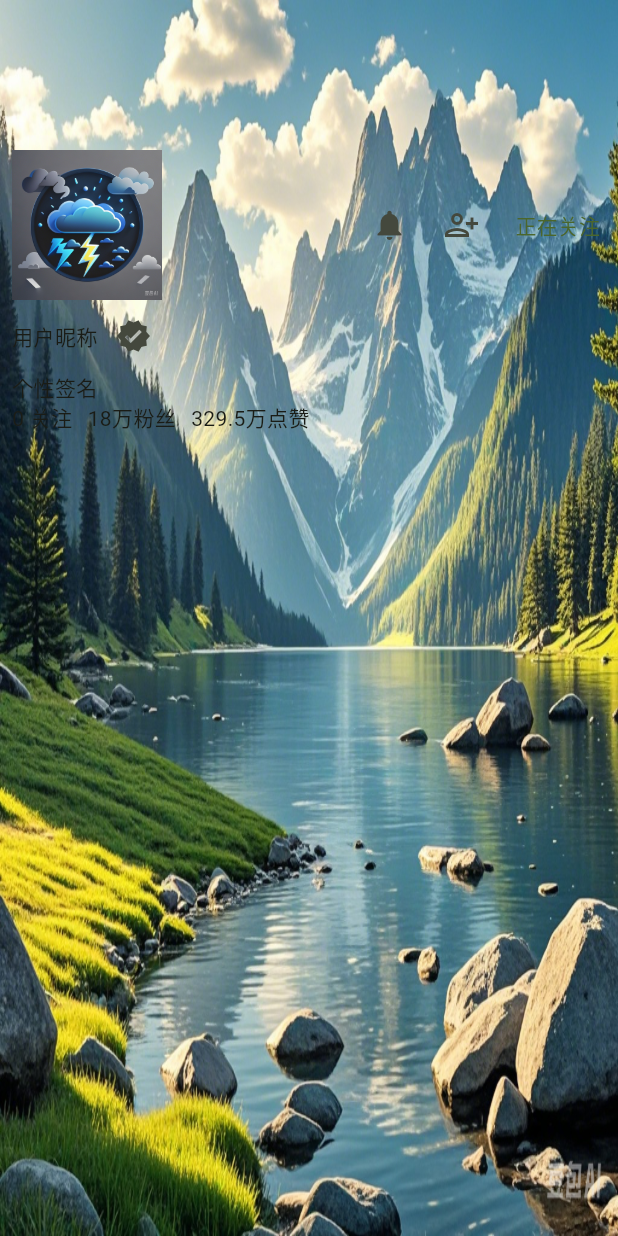
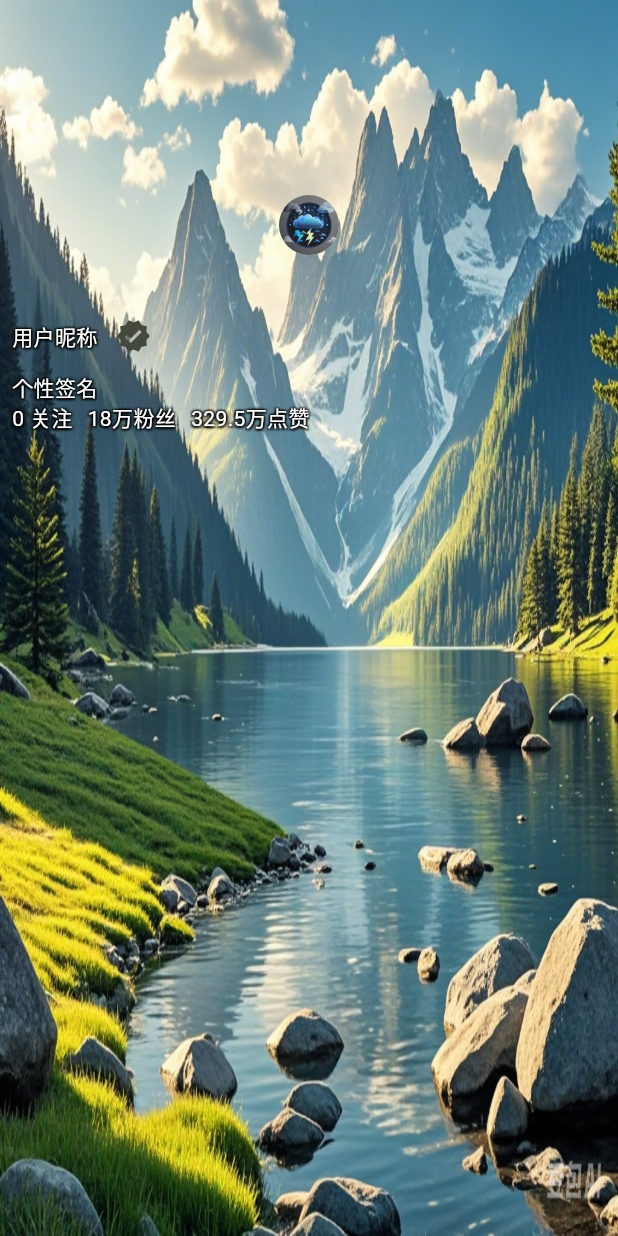
Before and after one commit to dsencheng/dsen_home_flutter_app, a Flutter app: the PersonalPageHeader widget shown alone on an empty page, opened directly, on a phone screen of 412 x 824 dp. Run offline on Flutter 3.47's test engine with Material 3 defaults, Android fonts, the light colour scheme and no system bars; our stand-ins replace flutter_spinkit, get, logger, shared_preferences, video_player, waterfall_flow; accounts and stored records are empty; network calls fail.

Commit message:
更新代码

```diff
--- a/lib/getxdemo/demo_list.dart
+++ b/lib/getxdemo/demo_list.dart
@@ -1,6 +1,6 @@
 import 'package:DsenHome/getxdemo/animation01.dart';
 import 'package:DsenHome/pages/chat_page.dart';
-import 'package:DsenHome/pages/personal_page.dart';
+import 'package:DsenHome/pages/personal/personal_page.dart';
 import 'package:flutter/material.dart';
 import 'package:get/get.dart';
 
--- a/lib/pages/personal/personal_page_header.dart
+++ b/lib/pages/personal/personal_page_header.dart
@@ -1,12 +1,16 @@
 import 'package:flutter/material.dart';
+import 'package:get/get.dart';
 
 import '../../utils/random_utils.dart';
 
 class PersonalPageHeader extends StatefulWidget {
-  PersonalPageHeader({super.key, this.offset = 0, required this.maxExtent});
+  PersonalPageHeader(
+      {super.key, this.offset = 0, required this.maxExtent, this.back = false});
 
   double offset;
   double maxExtent;
+
+  bool back;
 
   @override
   State<PersonalPageHeader> createState() => _PersonalPageHeaderState();
@@ -22,23 +26,46 @@ class _PersonalPageHeaderState extends State<PersonalPageHeader> {
       child: Stack(
         fit: StackFit.expand,
         children: [
-          Image.asset("images/background.png", fit: BoxFit.fill,),
+          Image.asset(
+            "images/background.png",
+            fit: BoxFit.fill,
+          ),
           Column(
             children: [
-            SizedBox(height: 100,),
+              SizedBox(
+                height: 100,
+              ),
               // Image.asset("images/background.png", fit: BoxFit.fill,height: 100, width: MediaQuery.of(context).size.width),
+              SizedBox(
+                height: 100,
+                child: Center(
+                  child: CircleAvatar(
+                    radius: (radius * _persentage()).clamp(20, radius),
+                    foregroundImage: AssetImage(
+                      "images/storm.png",
+                    ),
+                  ),
+                ),
+              ),
+              // Row(children: [
+              //   IconButton(
+              //             onPressed: () {}, icon: Icon(Icons.notifications, color: Colors.white,)),
+              //         IconButton(
+              //             onPressed: () {}, icon: Icon(Icons.person_add_alt, color: Colors.white)),
+              //         TextButton(onPressed: () {}, child: Text("正在关注"))
+              // ],),
               Padding(
-              padding: const EdgeInsets.only(left:  8.0),
+                padding: const EdgeInsets.only(left: 8.0),
                 child: Row(
                   children: [
-                  CircleAvatar(
-                    radius: (radius * _persentage()).clamp(20, radius),
-                    child: Image.asset("images/storm.png",),
+                    Text(
+                      "用户昵称",
+                      style: TextStyle(
+                        color: Colors.white,
+                        shadows: _shadows,
                       ),
-                  Spacer(),
-                  IconButton(onPressed: (){}, icon: Icon(Icons.notifications)),
-                  IconButton(onPressed: (){}, icon: Icon(Icons.person_add_alt)),
-                  TextButton(onPressed: (){}, child: Text("正在关注"))
+                    ),
+                    IconButton(onPressed: () {}, icon: Icon(Icons.verified)),
                   ],
                 ),
               ),
@@ -46,8 +73,11 @@ class _PersonalPageHeaderState extends State<PersonalPageHeader> {
                 padding: const EdgeInsets.only(left: 8.0),
                 child: Row(
                   children: [
-                  Text("用户昵称"),
-                  IconButton(onPressed: (){}, icon: Icon(Icons.verified)),
+                    Text(
+                      "个性签名",
+                      style: TextStyle(color: Colors.white,
+                      shadows: _shadows,),
+                    ),
                   ],
                 ),
               ),
@@ -55,29 +85,77 @@ class _PersonalPageHeaderState extends State<PersonalPageHeader> {
                 padding: const EdgeInsets.only(left: 8.0),
                 child: Row(
                   children: [
-                  Text("个性签名"),
-                ],
+                    Text(
+                      "0 关注",
+                      style: TextStyle(color: Colors.white,
+                      shadows: _shadows,),
                     ),
+                    SizedBox(
+                      width: 10,
                     ),
-            Padding(
-              padding: const EdgeInsets.only(left: 8.0),
-              child: Row(
-                children: [
-                  Text("0 关注"),
-                  SizedBox(width: 10,),
-                  Text("18万粉丝"),
-                  SizedBox(width: 10,),
-                  Text("329.5万点赞"),
+                    Text(
+                      "18万粉丝",
+                      style: TextStyle(color: Colors.white,
+                      shadows: _shadows,),
+                    ),
+                    SizedBox(
+                      width: 10,
+                    ),
+                    Text(
+                      "329.5万点赞",
+                      style: TextStyle(color: Colors.white,
+                      shadows: _shadows,),
+                    ),
                   ],
                 ),
               ),
             ],
-                  )],
+          ),
+          Positioned(
+              top: MediaQuery.of(context).padding.top,
+              left: 10,
+              child: widget.back
+                  ? IconButton(
+                      onPressed: () {
+                        Get.back();
+                      },
+                      icon: Icon(
+                        Icons.arrow_back_ios,
+                        color: Colors.white,
+                      ))
+                  : Container()),
+        ],
       ),
     );
   }
 
   double _persentage() {
-    return (1 - widget.offset / widget.maxExtent).clamp(0, 1);
+    return (1 - (widget.maxExtent - widget.offset) / widget.maxExtent)
+        .clamp(0, 1);
+  }
+
+  List<Shadow> get _shadows {
+    return const [
+      Shadow(
+        offset: Offset(1, 1),
+        blurRadius: 1,
+        color: Colors.black,
+      ),
+      Shadow(
+        offset: Offset(-1, -1),
+        blurRadius: 1,
+        color: Colors.black,
+      ),
+      Shadow(
+        offset: Offset(1, -1),
+        blurRadius: 1,
+        color: Colors.black,
+      ),
+      Shadow(
+        offset: Offset(-1, 1),
+        blurRadius: 1,
+        color: Colors.black,
+      ),
+    ];
   }
 }
--- a/lib/pages/shorts/short_video_page.dart
+++ b/lib/pages/shorts/short_video_page.dart
@@ -29,9 +29,8 @@ class _ShortVideoPageState extends State<ShortVideoPage> {
         Get.to(PlayletPage());
       }, child: Text("找剧"),),
       floatingActionButtonLocation: FloatingActionButtonLocation.endTop,
-      body: GestureDetector(
-        child: Container(
-            color: const Color.fromARGB(255, 184, 65, 65),
+      body: Container(
+          color: Colors.black,
           child: PageView.builder(
               // controller: _pageController,
               scrollDirection: Axis.vertical,
@@ -40,7 +39,6 @@ class _ShortVideoPageState extends State<ShortVideoPage> {
               itemBuilder: (BuildContext context, int index) {
                 return ShortVideoScreen(url: videoList[index],);
               })),
-      ),
     );
   }
 
--- a/lib/pages/shorts/video_player_widget.dart
+++ b/lib/pages/shorts/video_player_widget.dart
@@ -15,7 +15,7 @@ class VideoPlayerWidget extends StatefulWidget {
 
 class _VideoPlayerWidgetState extends State<VideoPlayerWidget> {
   late VideoPlayerController _controller;
-  final VideoShareController _videoShareController =  Get.find();
+  late VideoShareController _videoShareController;
 
   @override
   void initState() {
@@ -26,7 +26,7 @@ class _VideoPlayerWidgetState extends State<VideoPlayerWidget> {
         // Ensure the first frame is shown after the video is initialized, even before the play button has been pressed.
         setState(() {});
       });
-
+      _videoShareController =  Get.find();
       _videoShareController.isPlaying.listen((p) {
         print("收到状态变化");
         if(p){
--- /dev/null
+++ b/lib/routes/routes.dart
@@ -0,0 +1,12 @@
+import 'package:DsenHome/pages/personal/personal_page.dart';
+import 'package:get/get.dart';
+import '../pages/home_page.dart';
+import '../pages/lamp_page.dart';
+import '../pages/not_found_page.dart';
+
+final RoutePages = [
+        GetPage(name: "/", page: () => HomePage()),
+        GetPage(name: "/lamp", page: () => LampPage()),
+        GetPage(name: "/personal", page: () => PersonalPage(), maintainState: false),
+        GetPage(name: "/:path", page: () => NotFoundPage()),
+      ];
--- a/pubspec.yaml
+++ b/pubspec.yaml
@@ -23,6 +23,8 @@ environment:
 dependencies:
   flutter:
     sdk: flutter
+    # generate:
+    #   - lib/extension/object_extension.dart
 
   # The following adds the Cupertino Icons font to your application.
   # Use with the CupertinoIcons class for iOS style icons.
@@ -43,6 +45,8 @@ dependencies:
   animated_text_kit: ^4.2.2
   # 本地数据缓存
   shared_preferences: ^2.3.3
+  # 日志
+  logger: ^2.5.0
 
 dev_dependencies:
   flutter_test:
```
Also changed, not shown: lib/delegate/sliver_tabbar_delegate.dart (+34 -6 lines), lib/extension/object_extension.dart (added, +19 -0 lines), lib/main.dart (+5 -8 lines), lib/pages/not_found_page.dart (added, +17 -0 lines), lib/pages/personal/personal_page.dart (renamed from lib/pages/personal_page.dart, +33 -16 lines), lib/pages/shorts/short_video_info_widget.dart (+31 -11 lines), lib/pages/shorts/short_video_screen.dart (+27 -22 lines), lib/pages/shorts/short_video_side_bar.dart (+14 -11 lines), pubspec.lock. Lines whose indentation alone changed are shown as unchanged.
